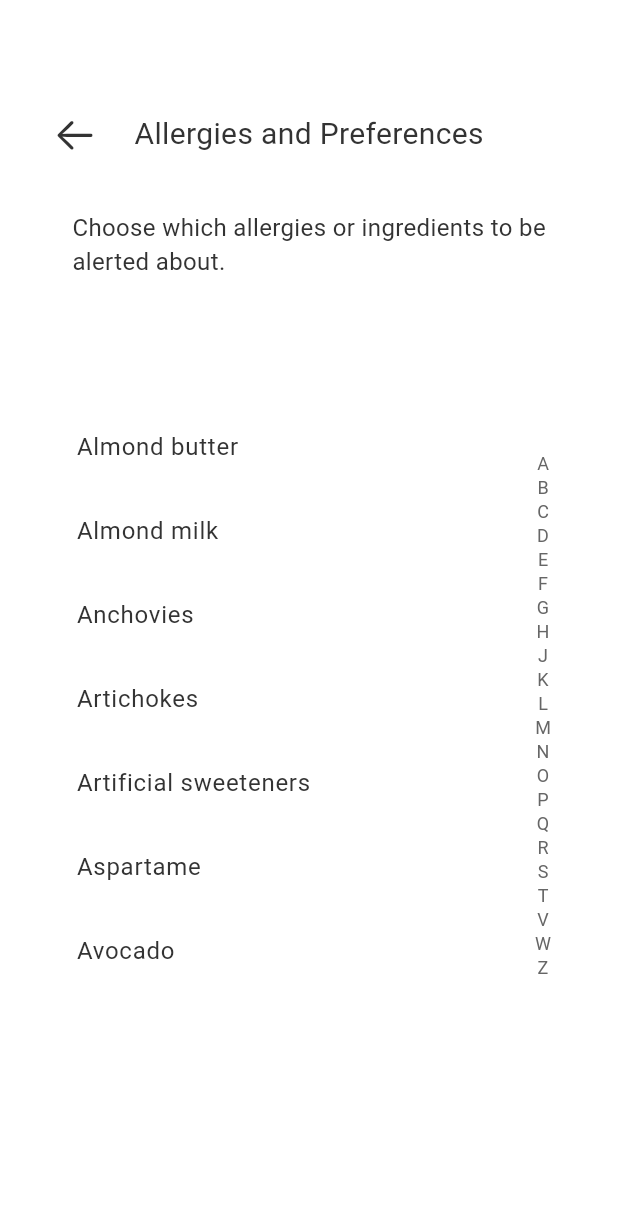
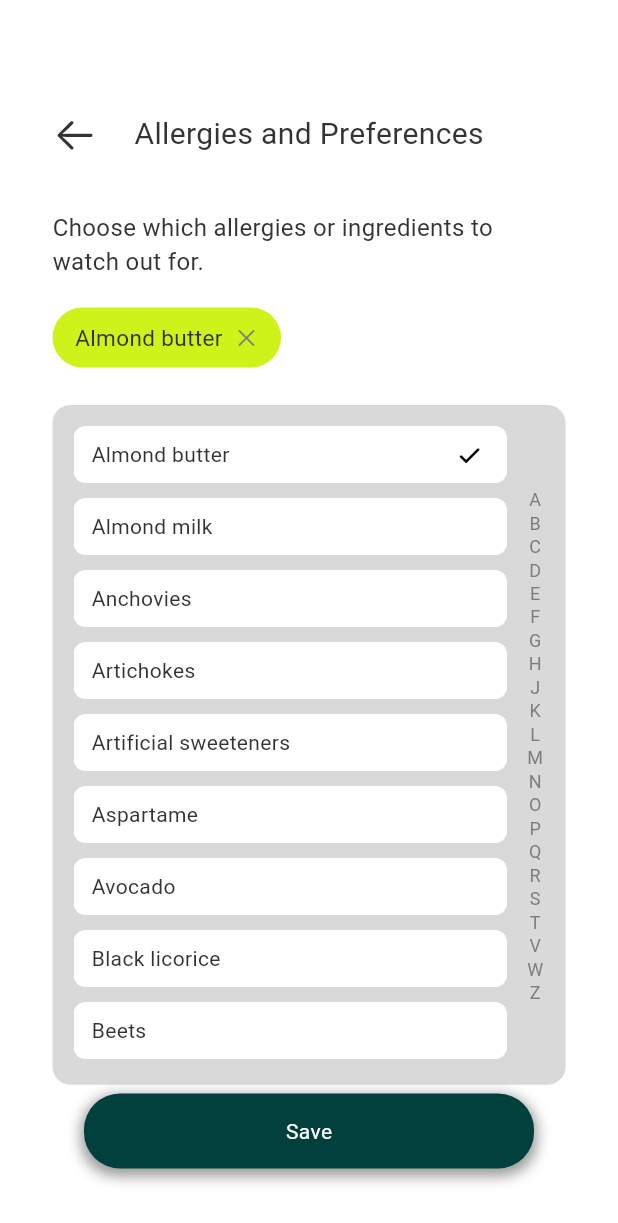
Before and after one commit to yonsei-autopilot/dishcovery-flutter, a Flutter app: the PreferencesPage screen opened by its route, after a tap on "Almond butter", on a phone screen of 412 x 824 dp. Shown: the top 1223 px of the screen. Run offline on Flutter 3.47's test engine with Material 3 defaults, Android fonts, the light colour scheme and no system bars; drawn by our look-alikes of azlistview; our stand-ins replace camera, dio, firebase_core, flutter_dotenv, flutter_riverpod, geolocator and 5 more; accounts and stored records are empty; Roboto replaces fonts that are missing (SFProRegular).

Commit message:
✨ Feat: pref 페이지 좌우 스크롤 & 음식 선택 삭제 기능 추가
1. 페이지 UI 변경 2. 일단 pref에 저장하고 불러오는 식으로, 서버 연결 추가 필요

```diff
--- a/lib/main.dart
+++ b/lib/main.dart
@@ -1,5 +1,6 @@
 import 'package:flutter/material.dart';
 import 'package:firebase_core/firebase_core.dart';
+import 'package:flutter/services.dart';
 import 'package:flutter_riverpod/flutter_riverpod.dart';
 import 'package:shared_preferences/shared_preferences.dart';
 import 'package:smart_menu_flutter/src/config/theme/color.dart';
@@ -9,6 +10,10 @@ import 'package:flutter_dotenv/flutter_dotenv.dart';
 
 void main() async {
   WidgetsFlutterBinding.ensureInitialized();
+
+  await SystemChrome.setPreferredOrientations([
+    DeviceOrientation.portraitUp,
+  ]);
 
   final prefs = await SharedPreferences.getInstance();
 
--- a/lib/src/config/theme/color.dart
+++ b/lib/src/config/theme/color.dart
@@ -1,8 +1,8 @@
 import 'package:flutter/material.dart';
 
 const primaryRed = Color(0xffE94235);
-const primaryGreen = Color(0xff678D58);
-const primaryLightGreen = Color(0xffA6C48A);
+const primaryGreen = Color(0xff02403D);
+const primaryLightGreen = Color(0xffCDF31A);
 const primaryWhite = Colors.white;
 const primaryBlack = Color(0xff333333);
 const primaryGrey = Color(0xff7D7D7D);
--- /dev/null
+++ b/lib/src/data/repositories/food_aversion_repo.dart
@@ -0,0 +1,37 @@
+import 'package:flutter_riverpod/flutter_riverpod.dart';
+import 'package:shared_preferences/shared_preferences.dart';
+import 'package:smart_menu_flutter/src/data/local/shared_preferences_provider.dart';
+import '../../domain/repositories/food_aversion_repository.dart';
+
+final foodAversionRepositoryProvider = Provider<FoodAversionRepository>((ref) {
+  final sharedPref = ref.watch(sharedPreferencesProvider);
+  return FoodAversionRepositoryImpl(sharedPref);
+});
+
+class FoodAversionRepositoryImpl implements FoodAversionRepository {
+  final SharedPreferences sharedPreferences;
+  FoodAversionRepositoryImpl(this.sharedPreferences);
+
+  @override
+  Future<List<String>> getAversions() async {
+    return sharedPreferences.getStringList('food_aversions') ?? [];
+  }
+
+  @override
+  Future<void> saveAversions(List<String> aversions) async {
+    await sharedPreferences.setStringList('food_aversions', aversions);
+  }
+
+  @override
+  Future<List<String>> fetchFromServer() {
+    // TODO: implement fetchFromServer
+    throw UnimplementedError();
+  }
+
+  @override
+  Future<void> syncToServer(List<String> aversions) {
+    // TODO: implement syncToServer
+    throw UnimplementedError();
+  }
+
+}
--- /dev/null
+++ b/lib/src/domain/repositories/food_aversion_repository.dart
@@ -0,0 +1,6 @@
+abstract class FoodAversionRepository {
+  Future<List<String>> getAversions();
+  Future<void> saveAversions(List<String> aversions);
+  Future<List<String>> fetchFromServer();
+  Future<void> syncToServer(List<String> aversions);
+}
--- /dev/null
+++ b/lib/src/domain/usecases/food_aversion_usecase.dart
@@ -0,0 +1,19 @@
+import 'package:flutter_riverpod/flutter_riverpod.dart';
+import 'package:smart_menu_flutter/src/data/repositories/food_aversion_repo.dart';
+import 'package:smart_menu_flutter/src/domain/repositories/food_aversion_repository.dart';
+
+final foodAversionUseCaseProvider = Provider<FoodAversionUseCase>((ref) {
+  final repo = ref.read(foodAversionRepositoryProvider);
+  return FoodAversionUseCase(repo);
+});
+
+class FoodAversionUseCase {
+  final FoodAversionRepository _repo;
+
+  FoodAversionUseCase(this._repo);
+
+  Future<List<String>> getAversions() => _repo.getAversions();
+  Future<void> saveAversions(List<String> aversions) => _repo.saveAversions(aversions);
+  Future<List<String>> fetchFromServer() => _repo.fetchFromServer();
+  Future<void> syncToServer(List<String> aversions) => _repo.syncToServer(aversions);
+}
--- /dev/null
+++ b/lib/src/presentation/notifiers/food_aversion_notifier.dart
@@ -0,0 +1,49 @@
+import 'package:flutter_riverpod/flutter_riverpod.dart';
+import 'package:smart_menu_flutter/src/domain/usecases/food_aversion_usecase.dart';
+
+final aversionsProvider = StateNotifierProvider<AversionsNotifier, AsyncValue<List<String>>>(
+      (ref) => AversionsNotifier(ref.watch(foodAversionUseCaseProvider)),
+);
+
+class AversionsNotifier extends StateNotifier<AsyncValue<List<String>>> {
+  final FoodAversionUseCase _useCase;
+
+  AversionsNotifier(this._useCase) : super(const AsyncValue.loading()) {
+    loadAversions();
+  }
+
+  Future<void> loadAversions() async {
+    state = const AsyncValue.loading();
+    try {
+      final data = await _useCase.getAversions();
+      state = AsyncValue.data(data);
+    } catch (e) {
+      state = AsyncValue.error(e, StackTrace.current);
+    }
+  }
+
+  Future<void> removeAversion(String item) async {
+    final currentList = state.value ?? [];
+    final newList = currentList.where((i) => i != item).toList();
+    await _useCase.saveAversions(newList);
+    loadAversions();
+  }
+
+  Future<void> addAversion(String foodName) async {
+    final currentList = state.value ?? [];
+    final newList = currentList.contains(foodName)
+        ? currentList.where((item) => item != foodName).toList()
+        : [...currentList, foodName];
+
+    await _useCase.saveAversions(newList);
+    loadAversions();
+  }
+
+  Future<void> test() async {
+    state = const AsyncValue.loading();
+    await Future.delayed(const Duration(milliseconds: 500)); // 로딩 효과 시뮬레이션
+
+    const testData = ["Almond butter", "Anchovies", "Oysters", "Passion fruit", "Aspartame"];
+    state = const AsyncValue.data(testData);
+  }
+}
--- a/lib/src/presentation/pages/user_setting/preferences_page.dart
+++ b/lib/src/presentation/pages/user_setting/preferences_page.dart
@@ -2,6 +2,7 @@ import 'package:flutter/cupertino.dart';
 import 'package:flutter/material.dart';
 import 'package:flutter_riverpod/flutter_riverpod.dart';
 import 'package:go_router/go_router.dart';
+import 'package:smart_menu_flutter/src/presentation/pages/user_setting/widget/checked_food_widget.dart';
 import 'package:smart_menu_flutter/src/presentation/pages/user_setting/widget/food_scroll_view.dart';
 import '../../../config/theme/body_text.dart';
 import '../../../config/theme/color.dart';
@@ -14,12 +15,16 @@ class PreferencesPage extends ConsumerStatefulWidget {
 }
 
 class PreferencesPageState extends ConsumerState<PreferencesPage> {
+
   @override
   Widget build(BuildContext context) {
+    Size size = MediaQuery.of(context).size;
+    double width = size.width;
+    double height = size.height;
+
     return Scaffold(
       backgroundColor: primaryWhite,
-      body: SafeArea(
-        child: Stack(
+      body: Stack(
         children: [
           Positioned(
               top: 75,
@@ -47,24 +52,58 @@ class PreferencesPageState extends ConsumerState<PreferencesPage> {
           ),
           const Positioned(
             top: 140,
-              left: 0,
-              right: 0,
-              child: Center(
+            left: 35,
+            right: 35,
             child: BodyText(
-                  text: 'Choose which allergies or ingredients to be\nalerted about.',
+              text: 'Choose which allergies or ingredients to watch out for.',
+              overflow: TextOverflow.clip,
               size: 16,
               color: primaryBlack,
             ),
           ),
+          const Positioned(
+            top: 200,
+            left: 35,
+            right: 35,
+            child: CheckedFoodWidget(),
           ),
           const Positioned(
             top: 270,
             left: 35,
             right: 35,
             child: FoodScrollView(),
+          ),
+          Positioned(
+            bottom: 45,
+            left: 0,
+            right: 0,
+            child: Center(
+              child: GestureDetector(
+                child: Container(
+                  width: 300,
+                  height: 50,
+                  decoration: BoxDecoration(
+                      color: mainColor,
+                      borderRadius: BorderRadius.circular(24),
+                      boxShadow: [
+                        BoxShadow(
+                          color: Colors.black.withOpacity(0.4),
+                          spreadRadius: 2,
+                          blurRadius: 7,
+                          offset: const Offset(0, 3)
+                        )
+                      ]
+                  ),
+                  child: const Center(child: BodyText(text: 'Save', color: primaryWhite, size: 14,)),
+                ),
+                // pref 서버로 전송
+                onTap: () {
+
+                },
+              ),
+            ),
           )
         ],
-        ),
       ),
     );
   }
--- a/lib/src/presentation/pages/user_setting/user_setting_page.dart
+++ b/lib/src/presentation/pages/user_setting/user_setting_page.dart
@@ -2,6 +2,7 @@ import 'package:flutter/cupertino.dart';
 import 'package:flutter/material.dart';
 import 'package:flutter_riverpod/flutter_riverpod.dart';
 import 'package:smart_menu_flutter/src/config/theme/body_text.dart';
+import 'package:smart_menu_flutter/src/presentation/notifiers/food_aversion_notifier.dart';
 import 'package:smart_menu_flutter/src/presentation/pages/user_setting/widget/user_profile_widget.dart';
 import '../../../config/theme/color.dart';
 import '../../../core/router/router.dart';
@@ -87,6 +88,8 @@ class UserSettingPageState extends ConsumerState<UserSettingPage> {
                   ),
                 ),
                 onTap: () {
+                  // aversion widget test code
+                  ref.read(aversionsProvider.notifier).test();
                   ref.read(routerProvider).push('/preferences');
                 },
               ),
--- /dev/null
+++ b/lib/src/presentation/pages/user_setting/widget/checked_food_widget.dart
@@ -0,0 +1,90 @@
+import 'package:flutter/cupertino.dart';
+import 'package:flutter/material.dart';
+import 'package:flutter_riverpod/flutter_riverpod.dart';
+import 'package:smart_menu_flutter/src/config/theme/body_text.dart';
+import 'package:smart_menu_flutter/src/config/theme/color.dart';
+import '../../../notifiers/food_aversion_notifier.dart';
+
+class CheckedFoodWidget extends ConsumerStatefulWidget {
+  const CheckedFoodWidget({super.key});
+
+  @override
+  CheckedFoodWidgetState createState() => CheckedFoodWidgetState();
+}
+
+class CheckedFoodWidgetState extends ConsumerState<CheckedFoodWidget> {
+  final ScrollController _scrollController = ScrollController();
+
+  @override
+  void dispose() {
+    _scrollController.dispose();
+    super.dispose();
+  }
+
+  @override
+  Widget build(BuildContext context) {
+    final aversionsAsync = ref.watch(aversionsProvider);
+
+    return aversionsAsync.when(
+      loading: () => const SizedBox(
+        height: 50,
+        child: Center(child: CircularProgressIndicator()),
+      ),
+      error: (err, stack) => SizedBox(
+        height: 50,
+        child: Center(child: Text('에러: $err')),
+      ),
+      data: (checkedItems) {
+        if (checkedItems.isEmpty) {
+          return const SizedBox();
+        } else {
+          return Scrollbar(
+            controller: _scrollController,
+            thumbVisibility: true,
+            trackVisibility: false,
+            radius: const Radius.circular(8),
+            thickness: 3,
+            child: Padding(
+              padding: const EdgeInsets.only(bottom: 18),
+              child: SizedBox(
+                height: 63,
+                child: ListView.separated(
+                  controller: _scrollController,
+                  scrollDirection: Axis.horizontal,
+                  padding: const EdgeInsets.only(bottom: 13),
+                  itemCount: checkedItems.length,
+                  itemBuilder: (context, index) {
+                    final item = checkedItems[index];
+                    return GestureDetector(
+                      onTap: () {
+                        ref.read(aversionsProvider.notifier).removeAversion(item);
+                      },
+                      child: Center(
+                        child: Container(
+                          padding: const EdgeInsets.symmetric(horizontal: 15),
+                          height: 40,
+                          decoration: BoxDecoration(
+                            borderRadius: BorderRadius.circular(24),
+                            color: primaryLightGreen,
+                          ),
+                          child: Row(
+                            children: [
+                              BodyText(text: item, size: 15),
+                              const SizedBox(width: 8),
+                              const Icon(CupertinoIcons.clear, color: primaryGrey, size: 16),
+                            ],
+                          ),
+                        ),
+                      ),
+                    );
+                  },
+                  separatorBuilder: (context, index) => const SizedBox(width: 18),
+                ),
+              ),
+            ),
+          );
+        }
+      },
+    );
+  }
+}
--- a/lib/src/presentation/pages/user_setting/widget/food_scroll_view.dart
+++ b/lib/src/presentation/pages/user_setting/widget/food_scroll_view.dart
@@ -1,4 +1,5 @@
 import 'package:azlistview/azlistview.dart';
+import 'package:flutter/cupertino.dart';
 import 'package:flutter/material.dart';
 import 'package:flutter_riverpod/flutter_riverpod.dart';
 import 'package:smart_menu_flutter/src/config/theme/body_text.dart';
@@ -6,9 +7,13 @@ import 'package:smart_menu_flutter/src/config/theme/color.dart';
 import 'package:smart_menu_flutter/src/core/router/router.dart';
 import 'package:smart_menu_flutter/src/domain/usecases/pref_usecase.dart';
 import 'package:smart_menu_flutter/src/presentation/model/food_suspension_model.dart';
+import '../../../notifiers/food_aversion_notifier.dart';
 
-final foodListProvider = FutureProvider<List<PrefFoodSuspensionModel>>((ref) async {
-  final items = await ref.read(prefUseCaseProvider).getList('assets/allergens_and_polarizing_foods_sorted.txt');
+final foodListProvider =
+    FutureProvider<List<PrefFoodSuspensionModel>>((ref) async {
+  final items = await ref
+      .read(prefUseCaseProvider)
+      .getList('assets/allergens_and_polarizing_foods_sorted.txt');
   final models = items.map(PrefFoodSuspensionModel.fromEntity).toList();
   SuspensionUtil.sortListBySuspensionTag(models);
   SuspensionUtil.setShowSuspensionStatus(models);
@@ -25,10 +30,12 @@ class FoodScrollView extends ConsumerStatefulWidget {
 class FoodScrollViewState extends ConsumerState<FoodScrollView> {
   @override
   Widget build(BuildContext context) {
-    Size size = MediaQuery
-        .of(context)
-        .size;
+    Size size = MediaQuery.of(context).size;
     double height = size.height;
+    double width = size.width;
+
+    final aversionsAsync = ref.watch(aversionsProvider);
+    final currentAversions = aversionsAsync.value ?? [];
 
     return FutureBuilder<List<PrefFoodSuspensionModel>>(
       future: ref.read(foodListProvider.future),
@@ -39,31 +46,71 @@ class FoodScrollViewState extends ConsumerState<FoodScrollView> {
           ref.read(routerProvider).go('/user_setting');
         }
         final foodList = snapshot.data!;
-        return SizedBox(
-          height: height * 0.5,
+        return Container(
+          padding: const EdgeInsets.fromLTRB(14, 14, 14, 14),
+          decoration: BoxDecoration(
+              borderRadius: BorderRadius.circular(12),
+              color: const Color(0xffD9D9D9)),
+          height: height * 0.55,
           child: AzListView(
             data: foodList,
             itemCount: foodList.length,
             itemBuilder: (context, index) {
-              return ListTile(
-                title: BodyText(text: foodList[index].name),
+              final foodItem = foodList[index];
+              final isSelected = currentAversions.contains(foodItem.name);
+              return Column(
+                children: [
+                  GestureDetector(
+                    child: Container(
+                      margin: const EdgeInsets.only(right: 25),
+                      decoration: BoxDecoration(
+                        color: primaryWhite,
+                        borderRadius: BorderRadius.circular(8),
+                      ),
+                      // width: width - 120,
+                      height: 38,
+                      child: Row(
+                        crossAxisAlignment: CrossAxisAlignment.center,
+                        children: [
+                          const SizedBox(width: 12),
+                          BodyText(text: foodList[index].name, size: 14),
+                          const Spacer(),
+                          if (isSelected)
+                            const Padding(
+                              padding: EdgeInsets.only(right: 15),
+                              child: Icon(CupertinoIcons.checkmark_alt, color: Colors.black, size: 20,),
+                            )
+                        ],
+                      ),
+                    ),
                     onTap: () {
-
+                      ref.read(aversionsProvider.notifier).addAversion(foodItem.name);
                     },
+                  ),
+                  if (index != foodList.length - 1) const SizedBox(height: 10),
+                ],
               );
             },
+            indexBarItemHeight: height * 0.019,
+            indexBarWidth: 12.5,
             indexBarData: SuspensionUtil.getTagIndexList(foodList),
-            indexBarOptions: IndexBarOptions(
-                indexHintWidth: 20,
-                indexHintHeight: 20,
-                indexHintAlignment: Alignment.centerRight,
-                downTextStyle: const TextStyle(
-                    color: primaryWhite, fontSize: 12),
-                downItemDecoration: BoxDecoration(
+            indexBarOptions: const IndexBarOptions(
+              needRebuild: true,
+              selectTextStyle: TextStyle(
+                  color: primaryBlack,
+                  fontSize: 12,
+                  fontWeight: FontWeight.bold),
+              textStyle: TextStyle(
                   color: primaryGrey,
-                    borderRadius: BorderRadius.circular(20)
-                )
+                  fontSize: 12,
+                  fontWeight: FontWeight.normal
               ),
+              decoration: BoxDecoration(color: Colors.transparent),
+              downDecoration: BoxDecoration(color: Colors.transparent),
+              selectItemDecoration: BoxDecoration(color: Colors.transparent),
+            ),
+            indexHintBuilder: (context, hint) => const SizedBox.shrink(),
+            hapticFeedback: true,
           ),
         );
       },
--- a/pubspec.yaml
+++ b/pubspec.yaml
@@ -44,7 +44,6 @@ dependencies:
   image_picker: ^1.1.2
   camera: ^0.11.1
   json_annotation: ^4.8.1
-#  alphabet_scroll_view: ^0.3.2
   azlistview: ^2.0.0
 
 dev_dependencies:
```
Lines whose indentation alone changed are shown as unchanged.
